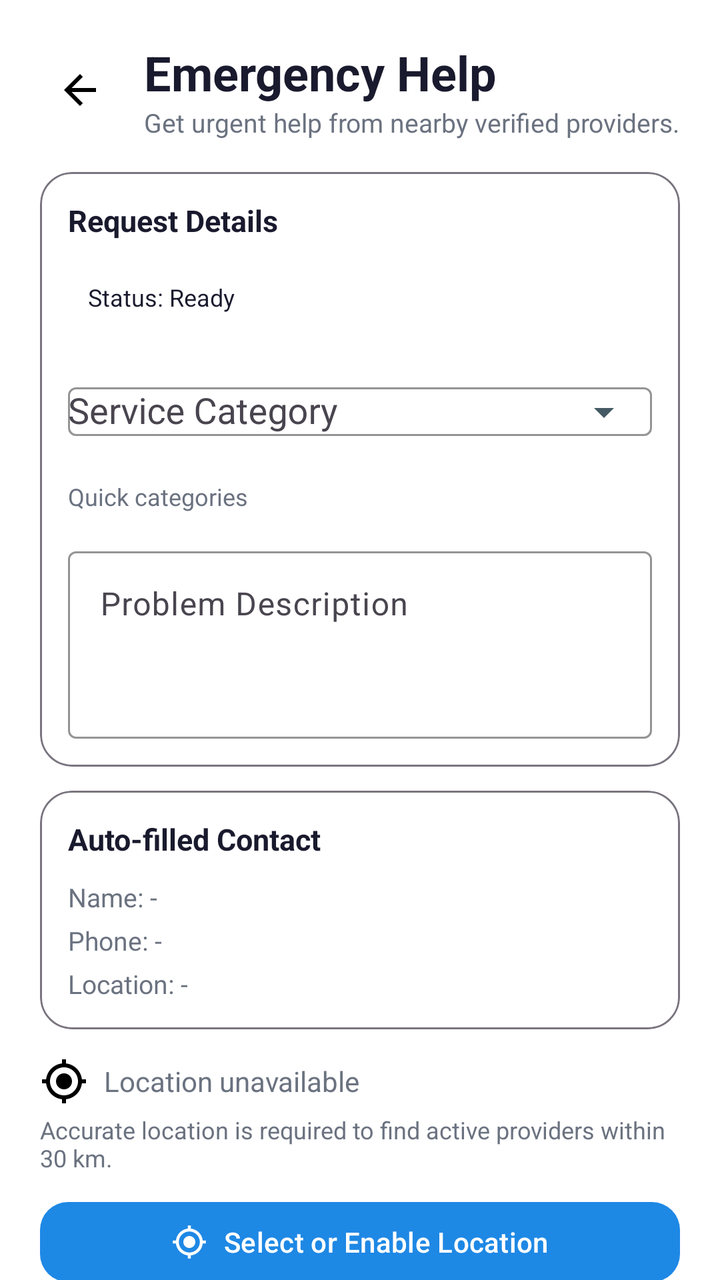
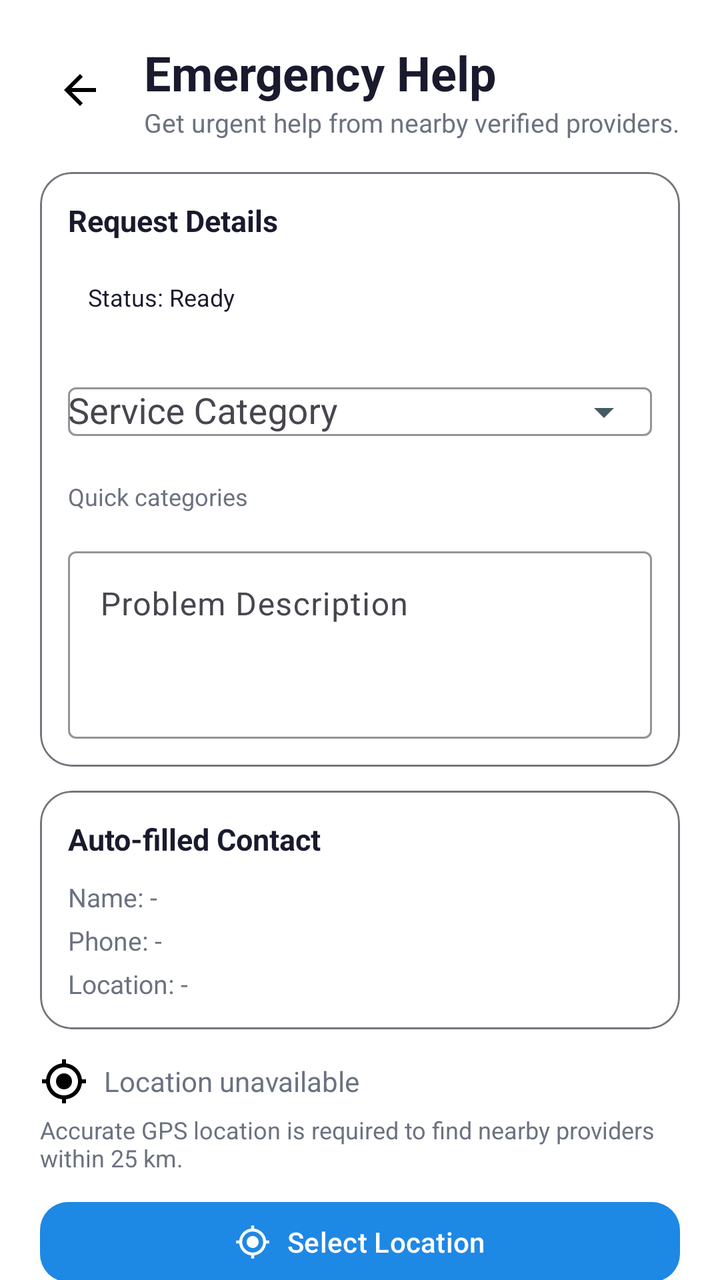

Screens rendered from an Android XML layout before and after an edit, with the pre-edit source and the edit as a unified diff.
<!-- AndroidManifest.xml: application theme Theme.QuickFix -->
<!-- res/layout/activity_emergency_help.xml -->
<?xml version="1.0" encoding="utf-8"?>
<androidx.core.widget.NestedScrollView xmlns:android="http://schemas.android.com/apk/res/android"
    xmlns:app="http://schemas.android.com/apk/res-auto"
    android:layout_width="match_parent"
    android:layout_height="match_parent"
    android:background="?attr/colorSurface"
    android:fillViewport="true">

    <LinearLayout
        android:layout_width="match_parent"
        android:layout_height="wrap_content"
        android:orientation="vertical"
        android:padding="20dp">

        <LinearLayout
            android:layout_width="match_parent"
            android:layout_height="wrap_content"
            android:gravity="center_vertical"
            android:orientation="horizontal">

            <ImageView
                android:id="@+id/btnBack"
                android:layout_width="40dp"
                android:layout_height="40dp"
                android:contentDescription="Back"
                android:padding="8dp"
                android:src="@drawable/ic_back" />

            <LinearLayout
                android:layout_width="0dp"
                android:layout_height="wrap_content"
                android:layout_weight="1"
                android:orientation="vertical"
                android:paddingStart="12dp">

                <TextView
                    android:layout_width="wrap_content"
                    android:layout_height="wrap_content"
                    android:text="Emergency Help"
                    android:textColor="@color/text_primary"
                    android:textSize="24sp"
                    android:textStyle="bold" />

                <TextView
                    android:layout_width="wrap_content"
                    android:layout_height="wrap_content"
                    android:text="Get urgent help from nearby verified providers."
                    android:textColor="@color/text_secondary"
                    android:textSize="13sp" />
            </LinearLayout>
        </LinearLayout>

        <com.google.android.material.card.MaterialCardView
            android:layout_width="match_parent"
            android:layout_height="wrap_content"
            android:layout_marginTop="16dp"
            app:cardCornerRadius="16dp"
            app:strokeColor="@color/outline"
            app:strokeWidth="1dp">

            <LinearLayout
                android:layout_width="match_parent"
                android:layout_height="wrap_content"
                android:orientation="vertical"
                android:padding="14dp">

                <TextView
                    android:layout_width="wrap_content"
                    android:layout_height="wrap_content"
                    android:text="Request Details"
                    android:textColor="@color/text_primary"
                    android:textSize="15sp"
                    android:textStyle="bold" />

                <TextView
                    android:id="@+id/tvEmergencyRequestStatus"
                    android:layout_width="match_parent"
                    android:layout_height="wrap_content"
                    android:layout_marginTop="10dp"
                    android:background="@drawable/bg_dashboard_card"
                    android:padding="10dp"
                    android:text="Status: Ready"
                    android:textColor="@color/text_primary"
                    android:textSize="12sp" />

                <com.google.android.material.textfield.TextInputLayout
                    android:id="@+id/tilEmergencyCategory"
                    android:layout_width="match_parent"
                    android:layout_height="wrap_content"
                    android:layout_marginTop="10dp"
                    android:hint="Service Category"
                    app:endIconMode="dropdown_menu">

                    <com.google.android.material.textfield.MaterialAutoCompleteTextView
                        android:id="@+id/actEmergencyCategory"
                        android:layout_width="match_parent"
                        android:layout_height="wrap_content"
                        android:inputType="none"
                        android:maxLines="1" />
                </com.google.android.material.textfield.TextInputLayout>

                <TextView
                    android:layout_width="wrap_content"
                    android:layout_height="wrap_content"
                    android:layout_marginTop="10dp"
                    android:text="Quick categories"
                    android:textColor="@color/text_secondary"
                    android:textSize="12sp" />

                <com.google.android.material.chip.ChipGroup
                    android:id="@+id/chipGroupEmergencyCategories"
                    android:layout_width="match_parent"
                    android:layout_height="wrap_content"
                    android:layout_marginTop="6dp"
                    app:chipSpacingHorizontal="10dp"
                    app:chipSpacingVertical="10dp"
                    app:singleSelection="true" />

                <com.google.android.material.textfield.TextInputLayout
                    android:id="@+id/tilEmergencyDescription"
                    android:layout_width="match_parent"
                    android:layout_height="wrap_content"
                    android:layout_marginTop="8dp"
                    android:hint="Problem Description">

                    <com.google.android.material.textfield.TextInputEditText
                        android:id="@+id/etEmergencyDescription"
                        android:layout_width="match_parent"
                        android:layout_height="wrap_content"
                        android:gravity="top"
                        android:inputType="textMultiLine"
                        android:maxLines="4"
                        android:minLines="3" />
                </com.google.android.material.textfield.TextInputLayout>
            </LinearLayout>
        </com.google.android.material.card.MaterialCardView>

        <com.google.android.material.card.MaterialCardView
            android:layout_width="match_parent"
            android:layout_height="wrap_content"
            android:layout_marginTop="12dp"
            app:cardCornerRadius="16dp"
            app:strokeColor="@color/outline"
            app:strokeWidth="1dp">

            <LinearLayout
                android:layout_width="match_parent"
                android:layout_height="wrap_content"
                android:orientation="vertical"
                android:padding="14dp">

                <TextView
                    android:layout_width="wrap_content"
                    android:layout_height="wrap_content"
                    android:text="Auto-filled Contact"
                    android:textColor="@color/text_primary"
                    android:textSize="15sp"
                    android:textStyle="bold" />

                <TextView
                    android:id="@+id/tvEmergencyUserName"
                    android:layout_width="match_parent"
                    android:layout_height="wrap_content"
                    android:layout_marginTop="10dp"
                    android:text="Name: -"
                    android:textColor="@color/text_secondary"
                    android:textSize="13sp" />

                <TextView
                    android:id="@+id/tvEmergencyPhone"
                    android:layout_width="match_parent"
                    android:layout_height="wrap_content"
                    android:layout_marginTop="4dp"
                    android:text="Phone: -"
                    android:textColor="@color/text_secondary"
                    android:textSize="13sp" />

                <TextView
                    android:id="@+id/tvEmergencyAddress"
                    android:layout_width="match_parent"
                    android:layout_height="wrap_content"
                    android:layout_marginTop="4dp"
                    android:text="Location: -"
                    android:textColor="@color/text_secondary"
                    android:textSize="13sp" />
            </LinearLayout>
        </com.google.android.material.card.MaterialCardView>

        <com.google.android.material.card.MaterialCardView
            android:id="@+id/cardEmergencyAssignedProvider"
            android:layout_width="match_parent"
            android:layout_height="wrap_content"
            android:layout_marginTop="12dp"
            android:visibility="gone"
            app:cardCornerRadius="16dp"
            app:strokeColor="@color/outline"
            app:strokeWidth="1dp">

            <LinearLayout
                android:layout_width="match_parent"
                android:layout_height="wrap_content"
                android:orientation="vertical"
                android:padding="14dp">

                <TextView
                    android:layout_width="wrap_content"
                    android:layout_height="wrap_content"
                    android:text="Assigned Provider"
                    android:textColor="@color/text_primary"
                    android:textSize="15sp"
                    android:textStyle="bold" />

                <TextView
                    android:id="@+id/tvEmergencyAssignedProviderName"
                    android:layout_width="match_parent"
                    android:layout_height="wrap_content"
                    android:layout_marginTop="10dp"
                    android:text="Name: -"
                    android:textColor="@color/text_secondary"
                    android:textSize="13sp" />

                <TextView
                    android:id="@+id/tvEmergencyAssignedProviderPhone"
                    android:layout_width="match_parent"
                    android:layout_height="wrap_content"
                    android:layout_marginTop="4dp"
                    android:text="Contact: -"
                    android:textColor="@color/text_secondary"
                    android:textSize="13sp" />

                <TextView
                    android:id="@+id/tvEmergencyAssignedProviderService"
                    android:layout_width="match_parent"
                    android:layout_height="wrap_content"
                    android:layout_marginTop="4dp"
                    android:text="Service: -"
                    android:textColor="@color/text_secondary"
                    android:textSize="13sp" />

                <TextView
                    android:id="@+id/tvEmergencyAssignedProviderLocation"
                    android:layout_width="match_parent"
                    android:layout_height="wrap_content"
                    android:layout_marginTop="4dp"
                    android:text="Location: -"
                    android:textColor="@color/text_secondary"
                    android:textSize="13sp" />

                <LinearLayout
                    android:layout_width="match_parent"
                    android:layout_height="wrap_content"
                    android:layout_marginTop="16dp"
                    android:orientation="horizontal"
                    android:gravity="center">

                    <com.google.android.material.button.MaterialButton
                        android:id="@+id/btnRejectProvider"
                        android:layout_width="0dp"
                        android:layout_height="48dp"
                        android:layout_weight="1"
                        android:layout_marginEnd="8dp"
                        android:text="Reject"
                        android:textAllCaps="false"
                        android:textColor="@android:color/white"
                        app:backgroundTint="#757575"
                        app:cornerRadius="12dp" />

                    <com.google.android.material.button.MaterialButton
                        android:id="@+id/btnAcceptProvider"
                        android:layout_width="0dp"
                        android:layout_height="48dp"
                        android:layout_weight="1"
                        android:layout_marginStart="8dp"
                        android:text="Accept"
                        android:textAllCaps="false"
                        android:textColor="@android:color/white"
                        app:backgroundTint="#4CAF50"
                        app:cornerRadius="12dp" />

                </LinearLayout>

            </LinearLayout>
        </com.google.android.material.card.MaterialCardView>

        <TextView
            android:id="@+id/tvEmergencyLocation"
            android:layout_width="match_parent"
            android:layout_height="wrap_content"
            android:layout_marginTop="14dp"
            android:drawableStart="@drawable/ic_my_location"
            android:drawablePadding="8dp"
            android:gravity="center_vertical"
            android:text="Location unavailable"
            android:textColor="@color/text_secondary"
            android:textSize="14sp" />

        <TextView
            android:id="@+id/tvEmergencyLocationHint"
            android:layout_width="match_parent"
            android:layout_height="wrap_content"
            android:layout_marginTop="4dp"
            android:text="Accurate location is required to find active providers within 30 km."
            android:textColor="@color/text_secondary"
            android:textSize="12sp" />

        <com.google.android.material.button.MaterialButton
            android:id="@+id/btnEmergencySelectLocation"
            android:layout_width="match_parent"
            android:layout_height="48dp"
            android:layout_marginTop="10dp"
            android:text="Select or Enable Location"
            android:textAllCaps="false"
            app:cornerRadius="14dp"
            app:icon="@drawable/ic_my_location"
            app:iconGravity="textStart"
            app:iconPadding="8dp" />

        <com.google.android.material.button.MaterialButton
            android:id="@+id/btnEmergencyRequest"
            android:layout_width="match_parent"
            android:layout_height="56dp"
            android:layout_marginTop="16dp"
            android:alpha="0.6"
            android:enabled="false"
            android:text="Submit Emergency Request"
            android:textAllCaps="false"
            android:textColor="@android:color/white"
            android:textSize="16sp"
            android:textStyle="bold"
            app:backgroundTint="#D32F2F"
            app:cornerRadius="16dp"
            app:icon="@drawable/ic_emergency"
            app:iconGravity="textStart"
            app:iconPadding="10dp" />

        <ProgressBar
            android:id="@+id/progressEmergency"
            style="?android:attr/progressBarStyleHorizontal"
            android:layout_width="match_parent"
            android:layout_height="wrap_content"
            android:layout_marginTop="14dp"
            android:indeterminate="true"
            android:visibility="gone" />


    </LinearLayout>
</androidx.core.widget.NestedScrollView>
<!-- resources referenced by this layout -->
<resources>
  <color name="outline">#79747E</color>
  <color name="text_primary">#1A1A2E</color>
  <color name="text_secondary">#6B7280</color>
  <!-- drawable bg_dashboard_card (drawable) -->
  <?xml version="1.0" encoding="utf-8"?>
  <shape xmlns:android="http://schemas.android.com/apk/res/android"
      android:shape="rectangle">
      <corners android:radius="16dp" />
      <solid android:color="#FFFFFF" />
      <stroke android:width="0dp" android:color="@android:color/transparent"/>
  </shape>
  <!-- drawable ic_back (drawable) -->
  <vector xmlns:android="http://schemas.android.com/apk/res/android"
      android:width="24dp"
      android:height="24dp"
      android:viewportWidth="24"
      android:viewportHeight="24">
      <path
          android:fillColor="@android:color/black"
          android:pathData="M20,11H7.83l5.59,-5.59L12,4l-8,8 8,8 1.41,-1.41L7.83,13H20v-2z" />
  </vector>
  <!-- drawable ic_emergency (drawable) -->
  <vector xmlns:android="http://schemas.android.com/apk/res/android"
      android:width="28dp"
      android:height="28dp"
      android:viewportWidth="24"
      android:viewportHeight="24">
      <path android:fillColor="#FFFFFF"
          android:pathData="M1,21h22L12,2 1,21zM13,18h-2v-2h2v2zM13,14h-2v-4h2v4z"/>
  </vector>
  <style name="Theme.QuickFix" parent="Base.Theme.QuickFix" />
  <color name="primary">#1E88E5</color>
  <color name="primary_dark">#1565C0</color>
  <color name="accent_green">#43A047</color>
  <color name="screen_background">#F4F7FB</color>
  <color name="card_bg">#FFFFFF</color>
  <color name="surface_variant">#F5F7FA</color>
  <color name="divider">#E5E7EB</color>
  <style name="Theme.QuickFix.AdminDialog" parent="ThemeOverlay.Material3.MaterialAlertDialog">
          <item name="colorSurface">@color/card_bg</item>
          <item name="colorOnSurface">@color/text_primary</item>
          <item name="colorOutline">@color/divider</item>
      </style>
  <style name="Theme.QuickFix.BottomSheet" parent="ThemeOverlay.Material3.BottomSheetDialog">
          <item name="colorSurface">@color/card_bg</item>
          <item name="colorOnSurface">@color/text_primary</item>
          <item name="android:colorBackground">@color/card_bg</item>
      </style>
  <style name="Widget.QuickFix.Button" parent="Widget.Material3.Button">
          <item name="backgroundTint">@color/primary</item>
          <item name="android:textColor">@color/white</item>
      </style>
  <style name="Widget.QuickFix.Chip.Filter" parent="Widget.Material3.Chip.Filter">
          <item name="chipBackgroundColor">@color/surface_variant</item>
          <item name="android:textColor">@color/text_primary</item>
          <item name="checkedIconTint">@color/primary</item>
      </style>
  <style name="Widget.QuickFix.TextInputLayout" parent="Widget.Material3.TextInputLayout.OutlinedBox">
          <item name="boxBackgroundColor">@color/input_background</item>
          <item name="boxStrokeColor">@color/input_stroke</item>
          <item name="boxStrokeErrorColor">@color/error_red</item>
          <item name="hintTextColor">@color/input_hint</item>
          <item name="startIconTint">@color/input_icon</item>
          <item name="endIconTint">@color/input_icon</item>
          <item name="boxStrokeWidthFocused">2dp</item>
      </style>
  <color name="white">#FFFFFFFF</color>
  <color name="input_background">#FFFFFF</color>
  <color name="input_stroke">#1E88E5</color>
  <color name="error_red">#D32F2F</color>
  <color name="input_hint">#6B7280</color>
  <color name="input_icon">#455A64</color>
  <!-- unchanged entries left out for length: 2 -->
</resources>

<!-- the commit's change to res/layout/activity_emergency_help.xml (unified diff, before → after) -->
@@ -299,7 +299,7 @@
             android:layout_width="match_parent"
             android:layout_height="wrap_content"
             android:layout_marginTop="4dp"
-            android:text="Accurate location is required to find active providers within 30 km."
+                    android:text="Accurate GPS location is required to find nearby providers within 25 km."
             android:textColor="@color/text_secondary"
             android:textSize="12sp" />
 
@@ -308,7 +308,7 @@
             android:layout_width="match_parent"
             android:layout_height="48dp"
             android:layout_marginTop="10dp"
-            android:text="Select or Enable Location"
+            android:text="Select Location"
             android:textAllCaps="false"
             app:cornerRadius="14dp"
             app:icon="@drawable/ic_my_location"
